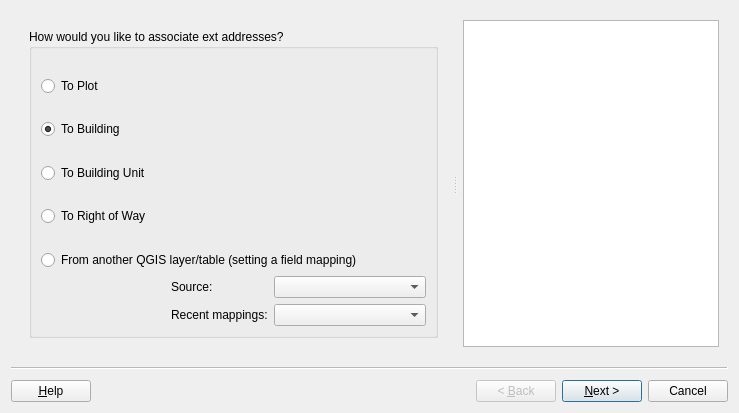
Before: the Qt Designer form asistente_ladm_col/ui/wiz_associate_extaddress_cadastre.ui in SwissTierrasColombia/Asistente-LADM-COL, drawn with Qt 5.
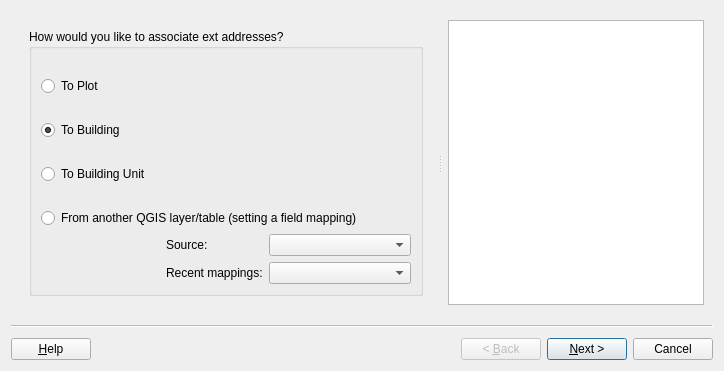
After: the same form once the commit is applied. Custom widgets are drawn as their Qt base class.

Commit message: Clean right of way from the extaddress functionality

```diff
--- a/asistente_ladm_col/ui/wiz_associate_extaddress_cadastre.ui
+++ b/asistente_ladm_col/ui/wiz_associate_extaddress_cadastre.ui
@@ -6,8 +6,8 @@
    <rect>
     <x>0</x>
     <y>0</y>
-    <width>739</width>
-    <height>413</height>
+    <width>724</width>
+    <height>371</height>
    </rect>
   </property>
   <property name="cursor">
@@ -67,13 +67,6 @@
            <string>How would you like to associate ext addresses?</string>
           </property>
           <layout class="QGridLayout" name="gridLayout_3">
-           <item row="7" column="0">
-            <widget class="QRadioButton" name="rad_to_right_of_way">
-             <property name="text">
-              <string>To Right of Way</string>
-             </property>
-            </widget>
-           </item>
            <item row="1" column="0">
             <widget class="QRadioButton" name="rad_to_plot">
              <property name="text">
@@ -101,7 +94,7 @@
              </property>
             </widget>
            </item>
-           <item row="9" column="0" colspan="3">
+           <item row="7" column="0" colspan="3">
             <widget class="QRadioButton" name="rad_refactor">
              <property name="enabled">
               <bool>true</bool>
@@ -111,7 +104,7 @@
              </property>
             </widget>
            </item>
-           <item row="10" column="0">
+           <item row="8" column="0">
             <spacer name="horizontalSpacer">
              <property name="orientation">
               <enum>Qt::Horizontal</enum>
@@ -153,19 +146,6 @@
              </property>
             </spacer>
            </item>
-           <item row="6" column="0" colspan="3">
-            <spacer name="verticalSpacer_3">
-             <property name="orientation">
-              <enum>Qt::Vertical</enum>
-             </property>
-             <property name="sizeHint" stdset="0">
-              <size>
-               <width>20</width>
-               <height>40</height>
-              </size>
-             </property>
-            </spacer>
-           </item>
            <item row="3" column="0">
             <widget class="QRadioButton" name="rad_to_building">
              <property name="text">
@@ -176,7 +156,7 @@
              </property>
             </widget>
            </item>
-           <item row="10" column="1" colspan="2">
+           <item row="8" column="1" colspan="2">
             <layout class="QGridLayout" name="gridLayout_2">
              <item row="0" column="0">
               <widget class="QLabel" name="lbl_refactor_source">
@@ -225,7 +205,7 @@
              </item>
             </layout>
            </item>
-           <item row="8" column="0" colspan="3">
+           <item row="6" column="0" colspan="3">
             <spacer name="verticalSpacer_5">
              <property name="orientation">
               <enum>Qt::Vertical</enum>
```
Left out of the diff: 62 changed lines with no effect on the pictures. The commit also changes 3 other files.
